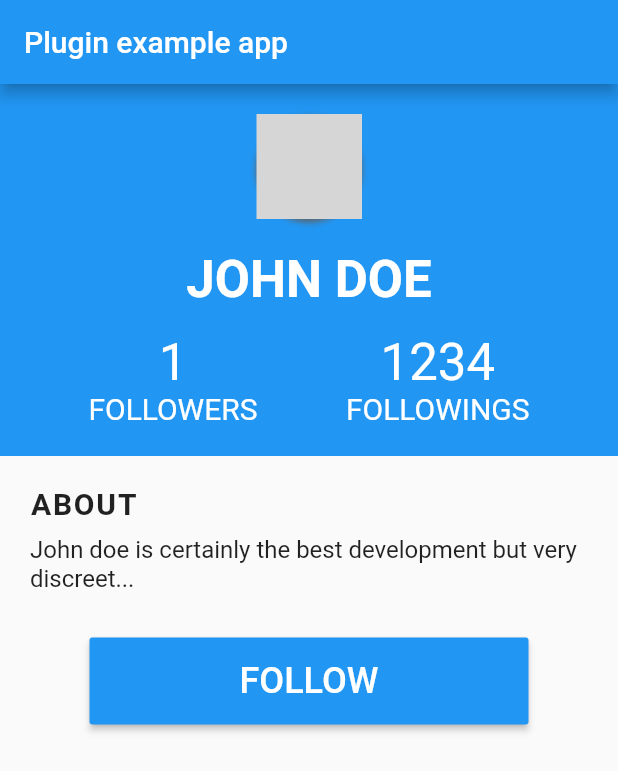
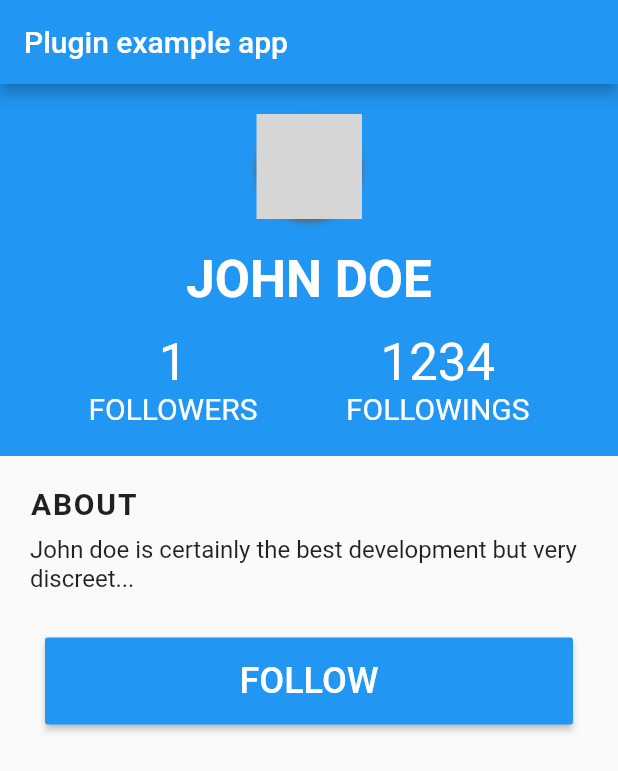
Before and after one commit to bynicodevelop/flutter_profile_card, a Flutter app: the screen it shows after launch, on a phone screen of 412 x 824 dp. Shown: the top 771 px of the screen. Run offline on Flutter 3.47's test engine with Material 2 defaults, Android fonts, the phone set to English and light mode, and no system bars; our stand-ins replace flutter_spinkit; missing offline and left inert: flutter_mobile_camera, flutter_models, flutter_profile_avatar; grey boxes are pictures that could not be loaded.

```diff
--- a/example/lib/main.dart
+++ b/example/lib/main.dart
@@ -52,8 +52,11 @@ class _MyAppState extends State<MyApp> {
             // Add the model in the widget parameter
             profile: _profileModel,
             // Capture the follow event
-            onFollowed: (UserModel profile) {
+            onFollowed: (UserModel profile) async {
               print(profile.toJson());
+
+              await Future.delayed(Duration(seconds: 3));
+
               setState(() {
                 // Database code...
                 _isFollow = !_isFollow;
--- a/lib/flutter_profile_card.dart
+++ b/lib/flutter_profile_card.dart
@@ -2,6 +2,7 @@ import 'package:flutter/material.dart';
 import 'package:flutter_profile_avatar/flutter_profile_avatar.dart';
 import 'package:flutter_profile_card/widgets/Stat.dart';
 import 'package:flutter_models/models/UserModel.dart';
+import 'package:flutter_spinkit/flutter_spinkit.dart';
 
 class ProfileCard extends StatefulWidget {
   final UserModel profile;
@@ -29,6 +30,8 @@ class ProfileCard extends StatefulWidget {
 }
 
 class _ProfileCardState extends State<ProfileCard> {
+  bool _loading = false;
+
   @override
   Widget build(BuildContext context) {
     return ListView(
@@ -134,6 +137,8 @@ class _ProfileCardState extends State<ProfileCard> {
               vertical: 30.0,
             ),
             child: Center(
+              child: Container(
+                width: MediaQuery.of(context).size.width - 60.0,
                 child: RaisedButton(
                   padding: const EdgeInsets.symmetric(
                     vertical: 15.0,
@@ -142,14 +147,32 @@ class _ProfileCardState extends State<ProfileCard> {
                   color: !widget.profile.isFollow
                       ? Theme.of(context).primaryColor
                       : Colors.grey,
-                onPressed: () async => widget.onFollowed(widget.profile),
-                child: Text(
+                  onPressed: () async {
+                    setState(() => _loading = !_loading);
+
+                    await widget.onFollowed(widget.profile);
+
+                    setState(() => _loading = !_loading);
+                  },
+                  child: !_loading
+                      ? Text(
                           !widget.profile.isFollow
                               ? widget.followLabel.toUpperCase()
                               : widget.unfollowLabel.toUpperCase(),
                           style: TextStyle(
-                    fontSize: Theme.of(context).textTheme.headline5.fontSize,
+                            fontSize:
+                                Theme.of(context).textTheme.headline5.fontSize,
                             color: Colors.white,
+                          ),
+                        )
+                      : SizedBox(
+                          height:
+                              Theme.of(context).textTheme.headline5.fontSize +
+                                  4,
+                          child: SpinKitThreeBounce(
+                            color: Colors.white,
+                            size: 20.0,
+                          ),
                         ),
                 ),
               ),
--- a/pubspec.yaml
+++ b/pubspec.yaml
@@ -1,6 +1,6 @@
 name: flutter_profile_card
 description: This plugin allows you to display a user profile with its followers and followings.
-version: 0.0.2+3
+version: 0.0.3
 homepage: https://github.com/bynicodevelop/flutter_profile_card
 
 environment:
@@ -12,6 +12,8 @@ dependencies:
     sdk: flutter
   flutter_profile_avatar: ^0.0.2+1
   flutter_models: ^0.0.3+1
+
+  flutter_spinkit: ^4.1.2+1
 
 dev_dependencies:
   flutter_test:
```
Also changed, not shown: example/pubspec.lock, pubspec.lock, 1 other file. Lines whose indentation alone changed are shown as unchanged.
